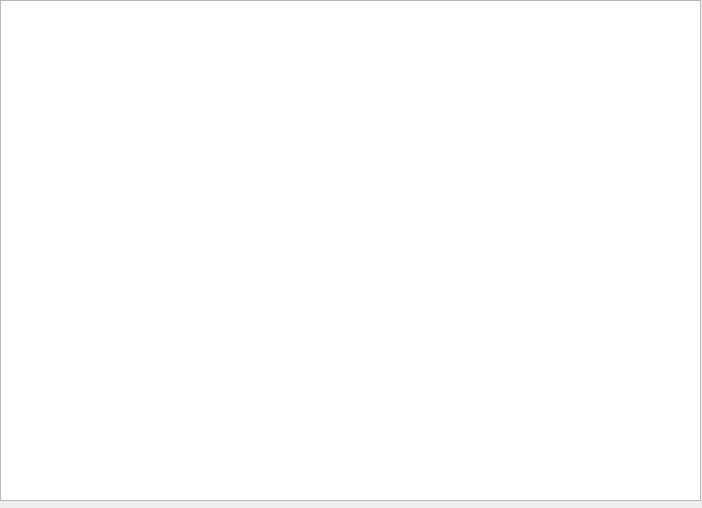
Before: the Qt Designer form src/gui/src/tablewindow.ui in QapFUc/Team-Lobachevsky-nm-1, drawn with Qt 5.
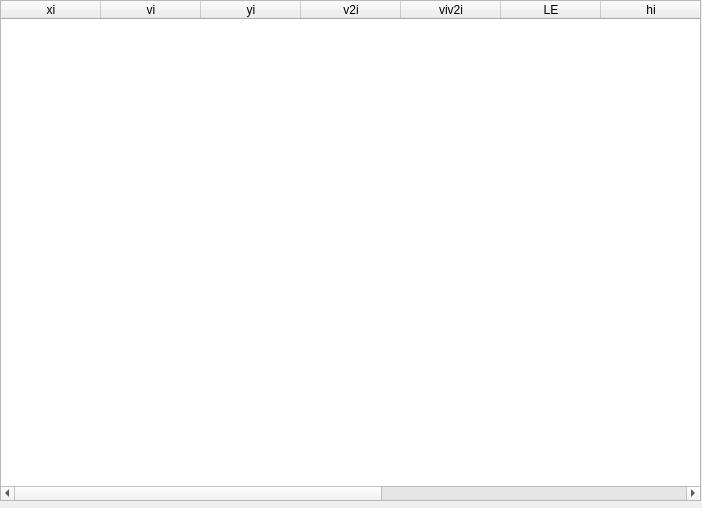
After: the same form once the commit is applied.

```diff
--- a/src/gui/src/tablewindow.ui
+++ b/src/gui/src/tablewindow.ui
@@ -22,6 +22,61 @@
      <height>501</height>
     </rect>
    </property>
+   <column>
+    <property name="text">
+     <string>xi</string>
+    </property>
+   </column>
+   <column>
+    <property name="text">
+     <string>vi</string>
+    </property>
+   </column>
+   <column>
+    <property name="text">
+     <string>yi</string>
+    </property>
+   </column>
+   <column>
+    <property name="text">
+     <string>v2i</string>
+    </property>
+   </column>
+   <column>
+    <property name="text">
+     <string>viv2i</string>
+    </property>
+   </column>
+   <column>
+    <property name="text">
+     <string>LE</string>
+    </property>
+   </column>
+   <column>
+    <property name="text">
+     <string>hi</string>
+    </property>
+   </column>
+   <column>
+    <property name="text">
+     <string>C1</string>
+    </property>
+   </column>
+   <column>
+    <property name="text">
+     <string>C2</string>
+    </property>
+   </column>
+   <column>
+    <property name="text">
+     <string>ui</string>
+    </property>
+   </column>
+   <column>
+    <property name="text">
+     <string>uvi</string>
+    </property>
+   </column>
   </widget>
  </widget>
  <resources/>
```
